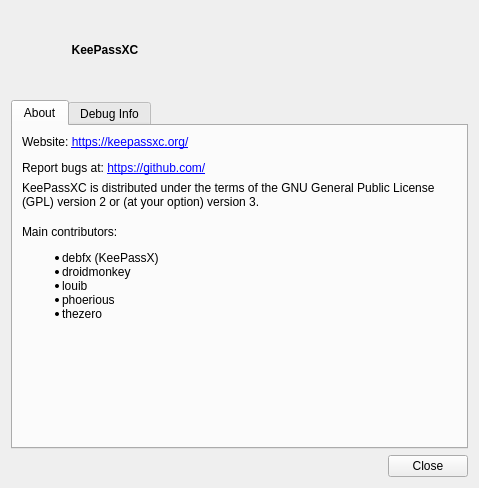
Above: src/gui/AboutDialog.ui from keepassxreboot/keepassxc before the change. Below: the same form after it.
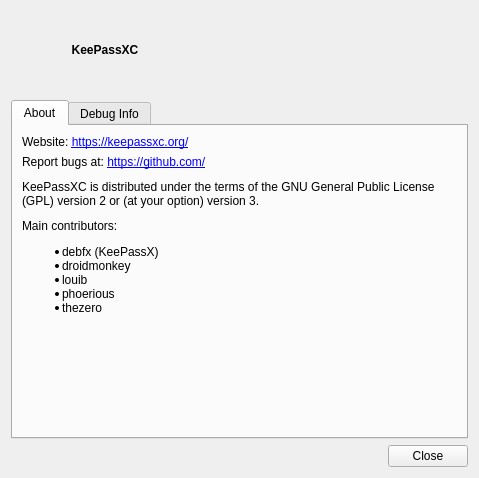
That is the form after the change.

Commit message: Resize About dialog to minimum size, even out layout spacings and open it as a dialog

What changed in the file:
```diff
--- a/src/gui/AboutDialog.ui
+++ b/src/gui/AboutDialog.ui
@@ -7,7 +7,7 @@
     <x>0</x>
     <y>0</y>
     <width>479</width>
-    <height>488</height>
+    <height>478</height>
    </rect>
   </property>
   <property name="windowTitle">
@@ -77,17 +77,51 @@
       <layout class="QVBoxLayout" name="verticalLayout_3">
        <item>
         <widget class="QLabel" name="label_2">
+         <property name="sizePolicy">
+          <sizepolicy hsizetype="Preferred" vsizetype="Fixed">
+           <horstretch>0</horstretch>
+           <verstretch>0</verstretch>
+          </sizepolicy>
+         </property>
          <property name="text">
-          <string notr="true">&lt;p&gt;Website: &lt;a href=&quot;https://keepassxc.org/&quot;&gt;https://keepassxc.org/&lt;/a&gt;&lt;/p&gt;
-&lt;p&gt;Report bugs at: &lt;a href=&quot;https://github.com/keepassxreboot/keepassxc/issues&quot;&gt;https://github.com/&lt;/a&gt;&lt;/p&gt;</string>
+          <string notr="true">&lt;p&gt;Website: &lt;a href=&quot;https://keepassxc.org/&quot;&gt;https://keepassxc.org/&lt;/a&gt;&lt;/p&gt;</string>
          </property>
          <property name="openExternalLinks">
           <bool>true</bool>
          </property>
         </widget>
        </item>
+       <item>
+        <widget class="QLabel" name="label_5">
+         <property name="text">
+          <string>&lt;p&gt;Report bugs at: &lt;a href=&quot;https://github.com/keepassxreboot/keepassxc/issues&quot;&gt;https://github.com/&lt;/a&gt;&lt;/p&gt;</string>
+         </property>
+        </widget>
+       </item>
+       <item>
+        <spacer name="verticalSpacer_3">
+         <property name="orientation">
+          <enum>Qt::Vertical</enum>
+         </property>
+         <property name="sizeType">
+          <enum>QSizePolicy::Fixed</enum>
+         </property>
+         <property name="sizeHint" stdset="0">
+          <size>
+           <width>20</width>
+           <height>5</height>
+          </size>
+         </property>
+        </spacer>
+       </item>
        <item>
         <widget class="QLabel" name="label_3">
+         <property name="sizePolicy">
+          <sizepolicy hsizetype="Preferred" vsizetype="Fixed">
+           <horstretch>0</horstretch>
+           <verstretch>0</verstretch>
+          </sizepolicy>
+         </property>
          <property name="text">
           <string>KeePassXC is distributed under the terms of the GNU General Public License (GPL) version 2 or (at your option) version 3.</string>
          </property>
@@ -107,23 +141,28 @@
          <property name="sizeHint" stdset="0">
           <size>
            <width>0</width>
-           <height>10</height>
+           <height>5</height>
           </size>
          </property>
         </spacer>
        </item>
        <item>
         <widget class="QLabel" name="label_4">
+         <property name="sizePolicy">
+          <sizepolicy hsizetype="Preferred" vsizetype="Fixed">
+           <horstretch>0</horstretch>
+           <verstretch>0</verstretch>
+          </sizepolicy>
+         </property>
          <property name="text">
-          <string>&lt;div&gt;Main contributors:
+          <string>&lt;p&gt;Main contributors:&lt;/p&gt;
 &lt;ul&gt;
 &lt;li&gt;debfx (KeePassX)&lt;/li&gt;
 &lt;li&gt;droidmonkey&lt;/li&gt;
 &lt;li&gt;louib&lt;/li&gt;
 &lt;li&gt;phoerious&lt;li&gt;
 &lt;li&gt;thezero&lt;/li&gt;
-&lt;/ul&gt;
-&lt;/div&gt;</string>
+&lt;/ul&gt;</string>
          </property>
         </widget>
        </item>
```
Left out of the diff: 12 changed lines with no effect on the pictures. The commit also changes 2 other files.
